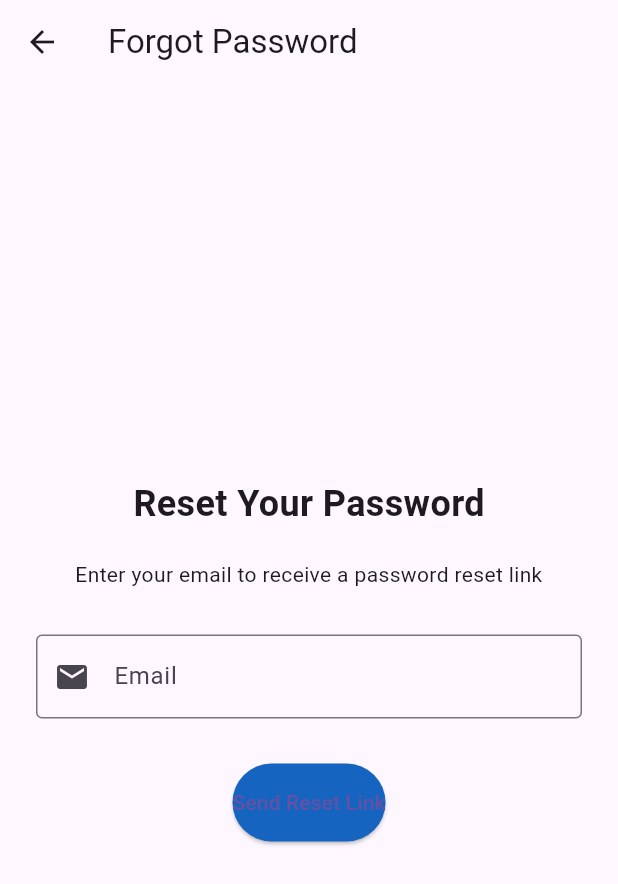
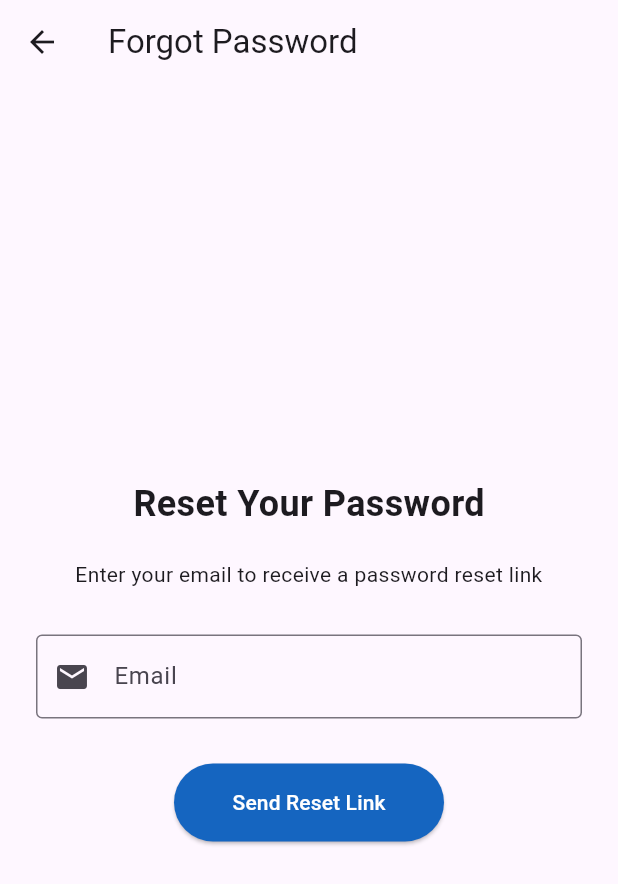
Before and after one commit to Mehdirben/curavisionai, a Flutter app: the ForgotPasswordPage screen opened by its route, on a phone screen of 412 x 824 dp. Shown: the top 884 px of the screen. Run offline on Flutter 3.47's test engine with Material 3 defaults, Android fonts, the phone set to English and light mode, and no system bars.

Commit message:
Change colors buttons

```diff
--- a/lib/screens/forgot_password_page.dart
+++ b/lib/screens/forgot_password_page.dart
@@ -76,8 +76,10 @@ class _ForgotPasswordPageState extends State<ForgotPasswordPage> {
               ElevatedButton(
                 onPressed: _resetPassword,
                 style: ElevatedButton.styleFrom(
+                  foregroundColor: Colors.white,
                   backgroundColor: Colors.blue[800],
                   padding: const EdgeInsets.symmetric(vertical: 16),
+                  minimumSize: const Size(180, 50),
                 ),
                 child: const Text('Send Reset Link'),
               ),
--- a/lib/screens/login_page.dart
+++ b/lib/screens/login_page.dart
@@ -141,7 +141,6 @@ class _LoginPageState extends State<LoginPage> {
                       style: ElevatedButton.styleFrom(
                         backgroundColor: Colors.blue[800],
                         padding: const EdgeInsets.symmetric(vertical: 16),
-                        foregroundColor: Colors.white,
                       ),
                       child: const Text('Login'),
                     ),
--- a/lib/screens/signup_page.dart
+++ b/lib/screens/signup_page.dart
@@ -121,6 +121,7 @@ class _SignUpPageState extends State<SignUpPage> {
               ElevatedButton(
                 onPressed: _signup,
                 style: ElevatedButton.styleFrom(
+                  foregroundColor: Colors.white,
                   backgroundColor: Colors.blue[800],
                   padding: const EdgeInsets.symmetric(vertical: 16),
                 ),
```
